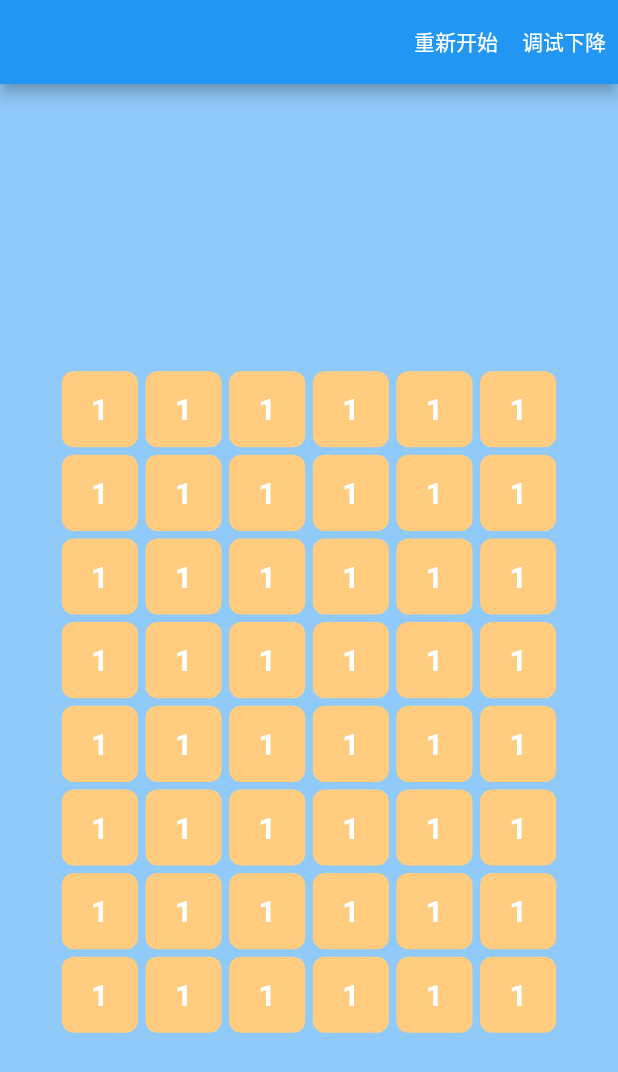
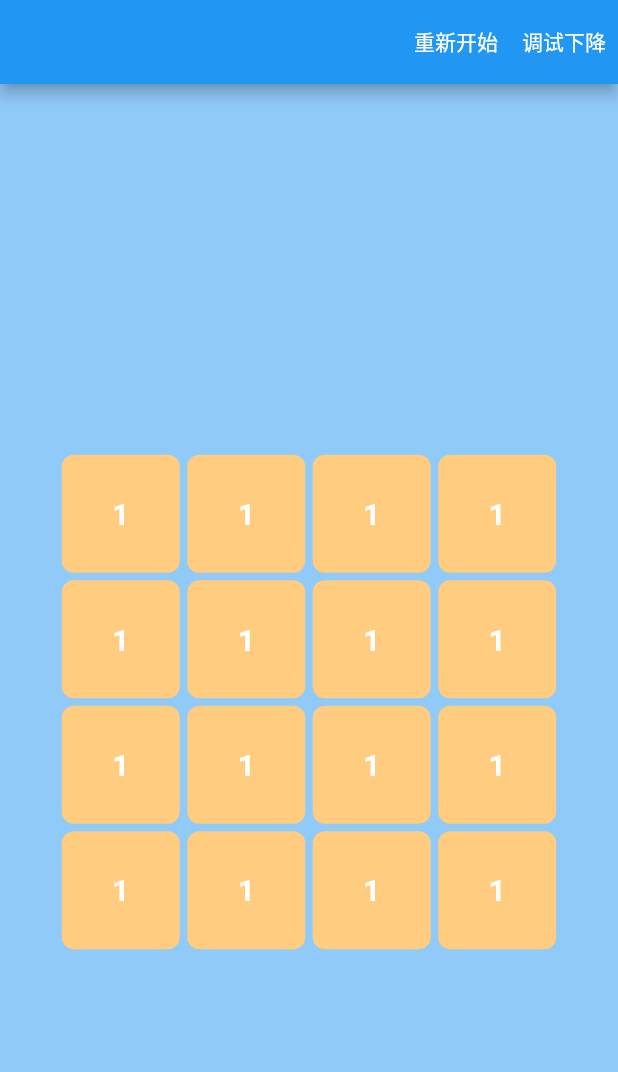
Before and after one commit to GeeJoe/Chain, a Flutter app: the screen it shows after launch, after a tap on "重新开始", on a phone screen of 412 x 824 dp. Shown: the top 1072 px of the screen. Run offline on Flutter 3.47's test engine with Material 2 defaults, Android fonts, the phone set to English and light mode, and no system bars.

Commit message:
refactor: 重构 gameInfo

```diff
--- a/lib/box.dart
+++ b/lib/box.dart
@@ -1,4 +1,4 @@
-import 'package:chain/node.dart';
+import 'package:chain/model/node.dart';
 import 'package:chain/veiwmodel.dart';
 import 'package:flutter/cupertino.dart';
 import 'package:flutter/material.dart';
--- a/lib/main.dart
+++ b/lib/main.dart
@@ -1,5 +1,6 @@
 import 'package:chain/box.dart';
-import 'package:chain/node.dart';
+import 'package:chain/model/game_info.dart';
+import 'package:chain/model/node.dart';
 import 'package:chain/veiwmodel.dart';
 import 'package:flutter/material.dart';
 import 'package:provider/provider.dart';
@@ -26,11 +27,11 @@ class _MyGameState extends State<MyGame> {
         actions: [
           TextButton(
             onPressed: () {
-              Provider.of<GameViewModel>(context, listen: false).newGame(
-                MediaQuery.of(context).size.width,
-                MediaQuery.of(context).size.height,
-                GameInfo(column: 6, row: 8),
-              );
+              GameInfo gameInfo = GameInfo(
+                  level: 1, containerSize: MediaQuery.of(context).size);
+              Provider.of<GameViewModel>(context, listen: false)
+                  .newGame(gameInfo);
+              debugPrint("gameInfo=$gameInfo");
             },
             child: const Text(
               "重新开始",
@@ -52,7 +53,12 @@ class _MyGameState extends State<MyGame> {
           ),
         ],
       ),
-      body: GestureDetector(
+      body: Center(
+        child: Container(
+          width: MediaQuery.of(context).size.width,
+          height: MediaQuery.of(context).size.height,
+          color: Colors.blue[200],
+          child: GestureDetector(
             onPanUpdate: (updateDetail) {
               Provider.of<GameViewModel>(context, listen: false)
                   .updatePointer(updateDetail.localPosition);
@@ -62,34 +68,22 @@ class _MyGameState extends State<MyGame> {
                 ..updatePointer(null)
                 ..endPointer();
             },
-        child: LayoutBuilder(
-          builder: (BuildContext context, BoxConstraints constraints) {
-            return Center(
             child: Selector<GameViewModel, List<Node>>(
               selector: (context, viewModel) =>
                   viewModel.allNode.values.toList(),
               builder: (BuildContext context, allNode, Widget? child) {
                 debugPrint("new pad");
-                  var pad = allNode
-                      .map((e) => Box(
+                return Stack(
+                  children: [
+                    ...allNode.map((e) => Box(
                           e,
                           key: ValueKey(e.id),
-                          ))
-                      .toList();
-                  return Stack(
-                    children: [
-                      Container(
-                        width: constraints.maxWidth,
-                        height: constraints.maxHeight,
-                        color: Colors.blue[200],
-                      ),
-                      ...pad,
+                        )),
                   ],
                 );
               },
             ),
-            );
-          },
+          ),
         ),
       ),
     );
--- /dev/null
+++ b/lib/model/game_info.dart
@@ -0,0 +1,64 @@
+import 'dart:ui';
+
+class GameInfo {
+  final int level;
+  final Size containerSize;
+  final double boxSpace;
+
+  late final int column;
+  late final int row;
+  late final double boxSize;
+  late final Offset startCoordinate;
+
+  GameInfo({
+    required this.level,
+    required this.containerSize,
+    this.boxSpace = 5,
+  }) {
+    _init();
+  }
+
+  GameInfo.empty()
+      : level = 0,
+        containerSize = Size.zero,
+        boxSpace = 0,
+        boxSize = 0,
+        startCoordinate = Offset.zero;
+
+  _init() {
+    switch (level) {
+      case 1:
+        column = 4;
+        row = 4;
+        break;
+      case 2:
+        column = 4;
+        row = 6;
+        break;
+      case 3:
+        column = 6;
+        row = 6;
+        break;
+      case 4:
+        column = 6;
+        row = 8;
+        break;
+    }
+
+    double horizontalSpace = (column - 1) * boxSpace;
+    double verticalSpace = (row - 1) * boxSpace;
+    double maxContainerWidth = containerSize.width * 0.8;
+    double maxContainerHeight = containerSize.height * 0.8;
+
+    boxSize = (maxContainerWidth - horizontalSpace) / column;
+    double startX = (containerSize.width - maxContainerWidth) / 2;
+    double startY = ((containerSize.height - maxContainerHeight) / 2) +
+        ((maxContainerHeight - (row * boxSize) - verticalSpace) / 2);
+    startCoordinate = Offset(startX, startY);
+  }
+
+  @override
+  String toString() {
+    return 'GameInfo{level: $level, containerSize: $containerSize, boxSpace: $boxSpace, column: $column, row: $row, boxSize: $boxSize, startCoordinate: $startCoordinate}';
+  }
+}
--- a/lib/node.dart
+++ b/lib/model/node.dart
@@ -1,5 +1,7 @@
+import 'dart:math';
 import 'dart:ui';
 
+import 'package:chain/model/game_info.dart';
 import 'package:flutter/cupertino.dart';
 import 'package:uuid/uuid.dart';
 
@@ -9,7 +11,7 @@ class Node {
   final Offset coordinate;
   final int value;
   final Size size;
-  final EdgeInsets margin;
+  final double space;
   final bool alive;
 
   Node({
@@ -17,20 +19,39 @@ class Node {
     required this.coordinate,
     required this.value,
     required this.size,
-    required this.margin,
+    required this.space,
   })  : id = const Uuid().v1(),
         alive = true;
+
+  Node.random(GameInfo gameInfo, this.coordinate)
+      : id = const Uuid().v1(),
+        alive = true,
+        value = Random().nextInt(3),
+        size = Size.square(gameInfo.boxSize),
+        space = gameInfo.boxSpace,
+        position = Offset(
+            gameInfo.startCoordinate.dx +
+                coordinate.dx * (gameInfo.boxSpace + gameInfo.boxSize),
+            gameInfo.startCoordinate.dy +
+                coordinate.dy * (gameInfo.boxSpace + gameInfo.boxSize));
+
+  Node.value(Node origin, int newValue)
+      : id = origin.id,
+        alive = origin.alive,
+        value = newValue,
+        size = origin.size,
+        space = origin.space,
+        position = origin.position,
+        coordinate = origin.coordinate;
 
   Node.fall(Node origin, int step)
       : id = origin.id,
         alive = origin.alive,
         value = origin.value,
         size = origin.size,
-        margin = origin.margin,
-        position = Offset(
-            origin.position.dx,
-            origin.position.dy +
-                (origin.size.height + origin.margin.top) * step),
+        space = origin.space,
+        position = Offset(origin.position.dx,
+            origin.position.dy + (origin.size.height + origin.space) * step),
         coordinate = Offset(origin.coordinate.dx, origin.coordinate.dy + step);
 
   Node.dead(Node origin)
@@ -38,7 +59,7 @@ class Node {
         alive = false,
         value = origin.value,
         size = origin.size,
-        margin = origin.margin,
+        space = origin.space,
         position = origin.position,
         coordinate = origin.coordinate;
 
--- a/lib/veiwmodel.dart
+++ b/lib/veiwmodel.dart
@@ -1,58 +1,26 @@
 import 'dart:math';
 
-import 'package:chain/node.dart';
+import 'package:chain/model/game_info.dart';
+import 'package:chain/model/node.dart';
 import 'package:flutter/cupertino.dart';
 import 'package:flutter/material.dart';
-
-class GameInfo {
-  int column;
-  int row;
-
-  GameInfo({
-    required this.column,
-    required this.row,
-  });
-}
 
 class GameViewModel extends ChangeNotifier {
   Offset? pointer;
 
   List<Node> chain = [];
   Map<Offset, Node> allNode = {};
-  GameInfo gameInfo = GameInfo(column: 0, row: 0);
+  final Map<int, int> _columnEmptyCount = {}; // 记录每列头部有多少空位
+  GameInfo gameInfo = GameInfo.empty();
 
   /// 开始新游戏
-  newGame(double parentMaxWidth, double parentMaxHeight, GameInfo gameInfo) {
+  newGame(GameInfo gameInfo) {
     this.gameInfo = gameInfo;
-    int column = gameInfo.column;
-    int row = gameInfo.row;
-    debugPrint("newGame, column=$column, row=$row");
-    double space = 5;
-    double maxContainerWidth = parentMaxWidth * 0.8;
-    double maxContainerHeight = parentMaxHeight * 0.8;
-
-    double horizontalSpace = (column - 1) * space;
-    double verticalSpace = (row - 1) * space;
-
-    double boxSize = (maxContainerWidth - horizontalSpace) / column;
-    double startX = (parentMaxWidth - maxContainerWidth) / 2;
-    double startY = ((parentMaxHeight - maxContainerHeight) / 2) +
-        ((maxContainerHeight - (row * boxSize) - verticalSpace) / 2);
-
     Map<Offset, Node> nodes = {};
-    for (int y = 0; y < row; y++) {
-      for (int x = 0; x < column; x++) {
-        double boxX = startX + x * (boxSize + space);
-        double boxY = startY + y * (boxSize + space);
-        int value = Random().nextInt(3);
+    for (int y = 0; y < gameInfo.row; y++) {
+      for (int x = 0; x < gameInfo.column; x++) {
         Offset coordinate = Offset(x.toDouble(), y.toDouble());
-        nodes[coordinate] = Node(
-          position: Offset(boxX, boxY),
-          coordinate: coordinate,
-          value: value,
-          size: Size.square(boxSize),
-          margin: EdgeInsets.symmetric(vertical: space, horizontal: space),
-        );
+        nodes[coordinate] = Node.random(gameInfo, coordinate);
       }
     }
 
@@ -120,8 +88,15 @@ class GameViewModel extends ChangeNotifier {
     }
     // 走到这里说明可以得分
 
-    // 将所有链中的结点标记为 dead
-    for (var chainedNode in chain) {
+    // 将链尾结点 value 更新为链中结点的 merge 值
+    // 每三个就合成下一个数，不足三个不忽略
+    Node lastChainedNode = chain.last;
+    Node mergeNode =
+        Node.value(lastChainedNode, chain.length ~/ 3 + lastChainedNode.value);
+    allNode[mergeNode.coordinate] = mergeNode;
+
+    // 除链尾之后，将所有链中其余结点标记为 dead
+    for (var chainedNode in chain.take(chain.length - 1)) {
       Node deadNode = Node.dead(chainedNode);
       allNode[deadNode.coordinate] = deadNode;
     }
@@ -133,6 +108,9 @@ class GameViewModel extends ChangeNotifier {
       // 计算出当前结点要下降几格
       var chainedNodeCountBelow =
           nodesBelow.countWhere((n) => n.alive == false);
+      int indexX = node.coordinate.dx.toInt();
+      _columnEmptyCount[indexX] =
+          max(_columnEmptyCount[indexX] ?? 0, chainedNodeCountBelow);
       Node newNode = Node.fall(node, chainedNodeCountBelow);
       if (newNode.alive) {
         newAllNode[newNode.coordinate] = newNode;
@@ -142,6 +120,19 @@ class GameViewModel extends ChangeNotifier {
 
     chain = [];
     notifyListeners();
+  }
+
+  _createNewNodeOnEmptySpace() {
+    // _columnEmptyCount.forEach((indexX, emptyCount) {
+    //   for (int indexY = 0; indexY < emptyCount; indexY++) {
+    //     allNode[Offset(indexX.toDouble(), indexY.toDouble())] = Node(
+    //         position: position,
+    //         coordinate: coordinate,
+    //         value: value,
+    //         size: size,
+    //         margin: margin);
+    //   }
+    // });
   }
 
   testFall() {
```
Lines whose indentation alone changed are shown as unchanged.
